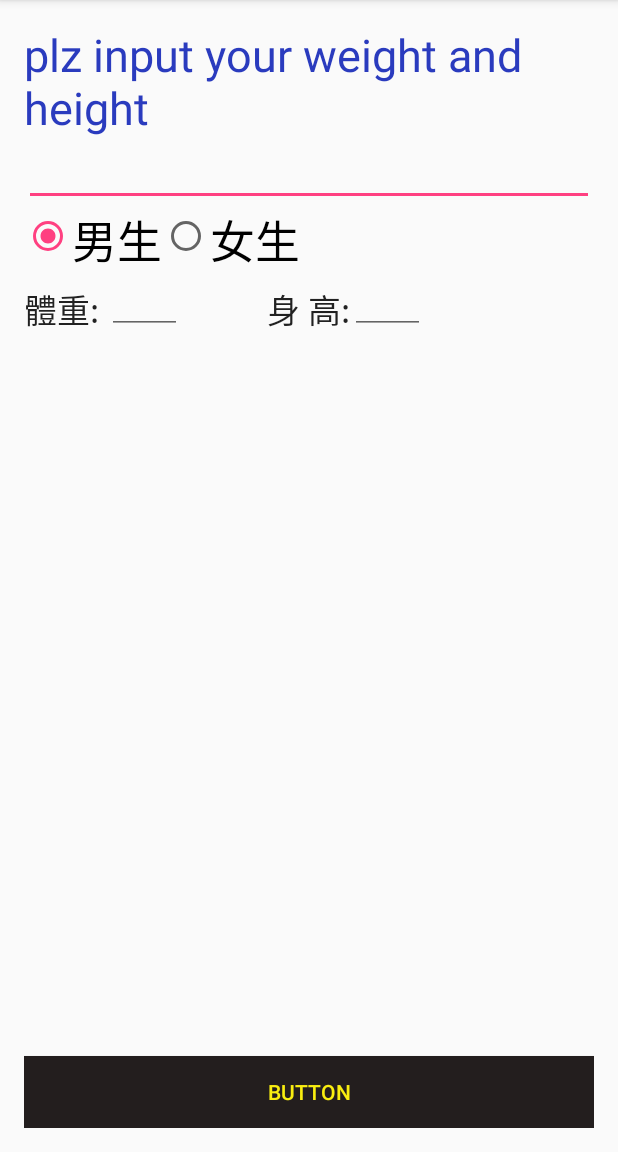
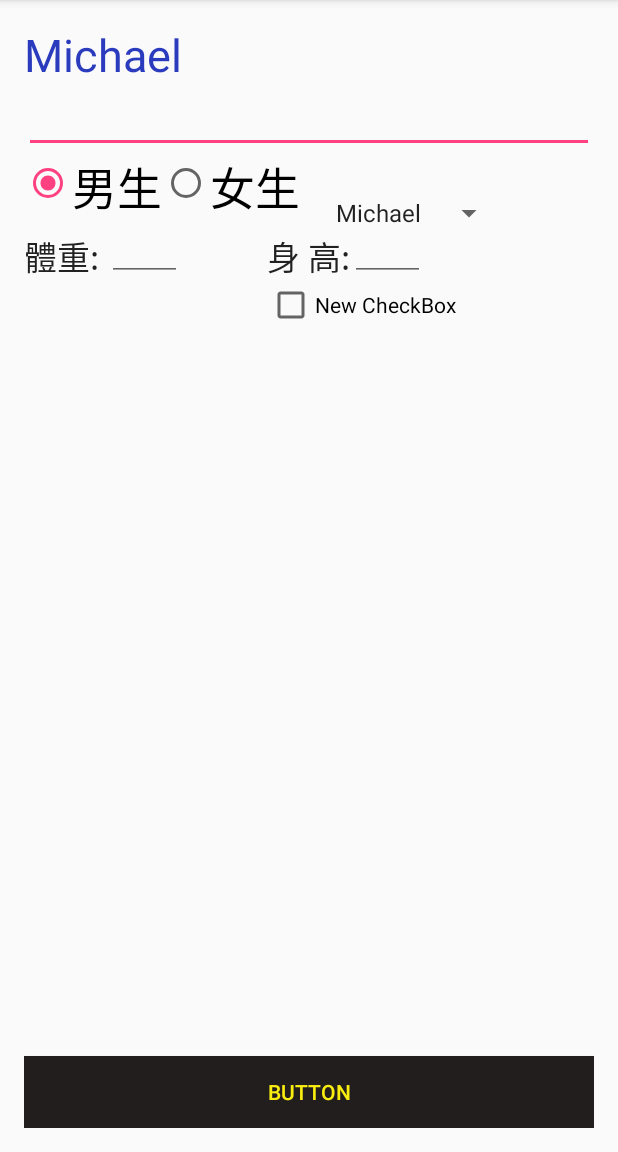
Before and after one commit to cv86092/AndroidStart, an Android app: the screen it shows after launch (MainActivity), after a tap on "BUTTON", on a phone screen of 412 x 824 dp, the part 84-1236 px from its top. Run offline under Robolectric (Android 15) with nearby library versions, the phone set to English and light mode, and no system bars.

Commit message:
add spinner

```diff
--- a/BeginAndroid/app/src/main/java/tw/com/plantynet/android/beginandroid/MainActivity.java
+++ b/BeginAndroid/app/src/main/java/tw/com/plantynet/android/beginandroid/MainActivity.java
@@ -4,9 +4,13 @@ import android.support.v7.app.AppCompatActivity;
 import android.os.Bundle;
 import android.view.KeyEvent;
 import android.view.View;
+import android.widget.AdapterView;
+import android.widget.ArrayAdapter;
 import android.widget.EditText;
+import android.widget.ListView;
 import android.widget.RadioButton;
 import android.widget.RadioGroup;
+import android.widget.Spinner;
 import android.widget.TextView;
 
 
@@ -20,6 +24,9 @@ public class MainActivity extends AppCompatActivity {
     String regex = "男生";
     EditText editText2;
     EditText editText3;
+    ListView listView;
+    String msg;
+    Spinner spinner;
 
     @Override
     protected void onCreate(Bundle savedInstanceState) {
@@ -31,7 +38,8 @@ public class MainActivity extends AppCompatActivity {
         radioGroup = (RadioGroup)findViewById(R.id.radioGroup);
         editText2 = (EditText)findViewById(R.id.editText2);
         editText3 = (EditText)findViewById(R.id.editText3);
-
+        listView = (ListView)findViewById(R.id.listView);
+        spinner = (Spinner)findViewById(R.id.spinner);
 
 
 
@@ -47,6 +55,7 @@ public class MainActivity extends AppCompatActivity {
             }
         });
 
+
         radioGroup.setOnCheckedChangeListener(new RadioGroup.OnCheckedChangeListener() {
             @Override
             public void onCheckedChanged(RadioGroup group, int checkedId) {
@@ -56,11 +65,45 @@ public class MainActivity extends AppCompatActivity {
         });
 
 
+       editText2.setOnFocusChangeListener(new View.OnFocusChangeListener() {
+            @Override
+            public void onFocusChange(View v, boolean hasFocus) {
+                if(hasFocus){
+                    editText2.setText("");
+                    editText3.setText("");
+                }
+            }
+        });
+
+
+        setupSpinner();
 
 
         }
 
 
+    public void setupSpinner() {
+        ArrayAdapter spinnerAdapter = ArrayAdapter.createFromResource(this, R.array.namespinner, android.R.layout.simple_spinner_item);
+        spinnerAdapter.setDropDownViewResource(android.R.layout.simple_spinner_dropdown_item);
+        spinner.setAdapter(spinnerAdapter);
+
+
+        AdapterView.OnItemSelectedListener spinnerListener =
+                new AdapterView.OnItemSelectedListener() {
+                    @Override
+                    public void onItemSelected(AdapterView<?> parent, View view, int position, long id) {
+                        textView.setText((String)spinner.getSelectedItem());
+                    }
+
+                    @Override
+                    public void onNothingSelected(AdapterView<?> parent) {
+                        textView.setText("spinner selected nothing");
+                    }
+                };
+
+        spinner.setOnItemSelectedListener(spinnerListener);
+
+    }
 
 
 
@@ -74,7 +117,8 @@ public class MainActivity extends AppCompatActivity {
             textView.setText(result + bmiValue);
         }
         catch(NumberFormatException e){
-            textView.setText("plz input your weight and height");
+            String spinnerText = (String)spinner.getSelectedItem();
+            textView.setText(spinnerText);
 
         }
 
--- a/BeginAndroid/app/src/main/res/layout/activity_main.xml
+++ b/BeginAndroid/app/src/main/res/layout/activity_main.xml
@@ -39,7 +39,7 @@
         android:layout_alignParentEnd="true" />
 
     <RadioGroup
-        android:layout_width="match_parent"
+        android:layout_width="200dp"
         android:layout_height="40dp"
         android:layout_below="@+id/editText"
         android:layout_alignParentStart="false"
@@ -61,6 +61,7 @@
             android:id="@+id/female"
             android:checked="false"
             android:textSize="30dp" />
+
     </RadioGroup>
 
     <TextView
@@ -99,4 +100,30 @@
         android:layout_below="@+id/radioGroup"
         android:layout_toEndOf="@+id/height" />
 
+    <ListView
+        android:layout_width="100dp"
+        android:layout_height="wrap_content"
+        android:id="@+id/listView"
+        android:layout_below="@+id/weight"
+        android:layout_alignParentStart="true"
+        android:drawSelectorOnTop="true"
+        />
+
+    <Spinner
+        android:layout_width="wrap_content"
+        android:layout_height="wrap_content"
+        android:id="@+id/spinner"
+        android:layout_weight="1"
+        android:layout_above="@+id/height"
+        android:layout_toEndOf="@+id/radioGroup"
+        style="@style/Base.AlertDialog.AppCompat" />
+
+    <CheckBox
+        android:layout_width="wrap_content"
+        android:layout_height="wrap_content"
+        android:text="New CheckBox"
+        android:id="@+id/checkBox"
+        android:layout_alignTop="@+id/listView"
+        android:layout_alignStart="@+id/height" />
+
 </RelativeLayout>
--- a/BeginAndroid/app/src/main/res/values/strings.xml
+++ b/BeginAndroid/app/src/main/res/values/strings.xml
@@ -1,3 +1,22 @@
 <resources>
     <string name="app_name">BeginAndroid</string>
+    <string-array name="listview">
+        <item>大學</item>
+        <item>高中</item>
+        <item>國中</item>
+        <item>國小</item>
+    </string-array>
+    <string-array name="namespinner">
+        <item>Michael</item>
+        <item>Joan</item>
+        <item>Andrew</item>
+        <item>Lona</item>
+    </string-array>
+
+    <string-array name="placecheckbox">
+        <item>Tpe</item>
+        <item>Tau</item>
+        <item>Tch</item>
+        <item>Kao</item>
+    </string-array>
 </resources>
```
